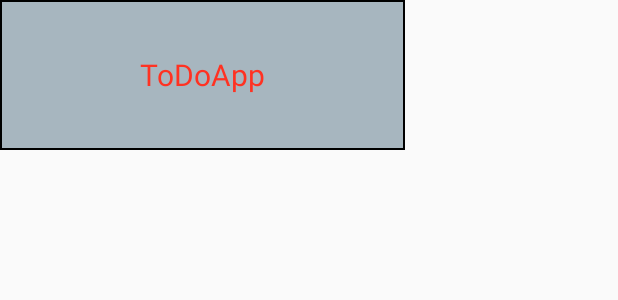
After one commit to svera1213/ToDoApp, an Android app: the layout alert_message.xml on its own in the app's theme, with its tools: preview values and no code run, on a phone screen of 412 x 824 dp. The commit adds this screen. Shown: the top 300 px of the screen. Run offline under Robolectric (Android 15) with nearby library versions, the phone set to English and light mode, and no system bars.

Commit message:
exeptions on message dialogs

```diff
--- /dev/null
+++ b/app/src/main/res/layout/alert_message.xml
@@ -0,0 +1,27 @@
+<?xml version="1.0" encoding="utf-8"?>
+<androidx.constraintlayout.widget.ConstraintLayout
+    xmlns:android="http://schemas.android.com/apk/res/android"
+    xmlns:tools="http://schemas.android.com/tools"
+    android:layout_width="wrap_content"
+    android:layout_height="wrap_content"
+    android:background="@color/messages"
+    xmlns:app="http://schemas.android.com/apk/res-auto">
+
+
+    <TextView
+        android:id="@+id/message_alert"
+        android:layout_width="270dp"
+        android:layout_height="100dp"
+        android:text="@string/app_name"
+        tools:layout_editor_absoluteX="84dp"
+        tools:layout_editor_absoluteY="220dp"
+        android:background="@drawable/border"
+        android:textSize="20sp"
+        android:textColor="@color/textMessage"
+        android:gravity="center"
+        app:layout_constraintBottom_toBottomOf="parent"
+        app:layout_constraintEnd_toEndOf="parent"
+        app:layout_constraintStart_toStartOf="parent"
+        app:layout_constraintTop_toTopOf="parent"/>
+
+</androidx.constraintlayout.widget.ConstraintLayout>
--- a/app/src/main/res/values/colors.xml
+++ b/app/src/main/res/values/colors.xml
@@ -3,4 +3,6 @@
     <color name="colorPrimary">#6200EE</color>
     <color name="colorPrimaryDark">#3700B3</color>
     <color name="colorAccent">#03DAC5</color>
+    <color name="messages">#A7B6BF</color>
+    <color name="textMessage">#FF3222</color>
 </resources>
```
Also changed, not shown: app/src/main/java/com/jetbrains/handson/mpp/todoapp/data/DataController.kt (+14 -6 lines), app/src/main/java/service/MessageDialog.kt (added, +22 -0 lines).
